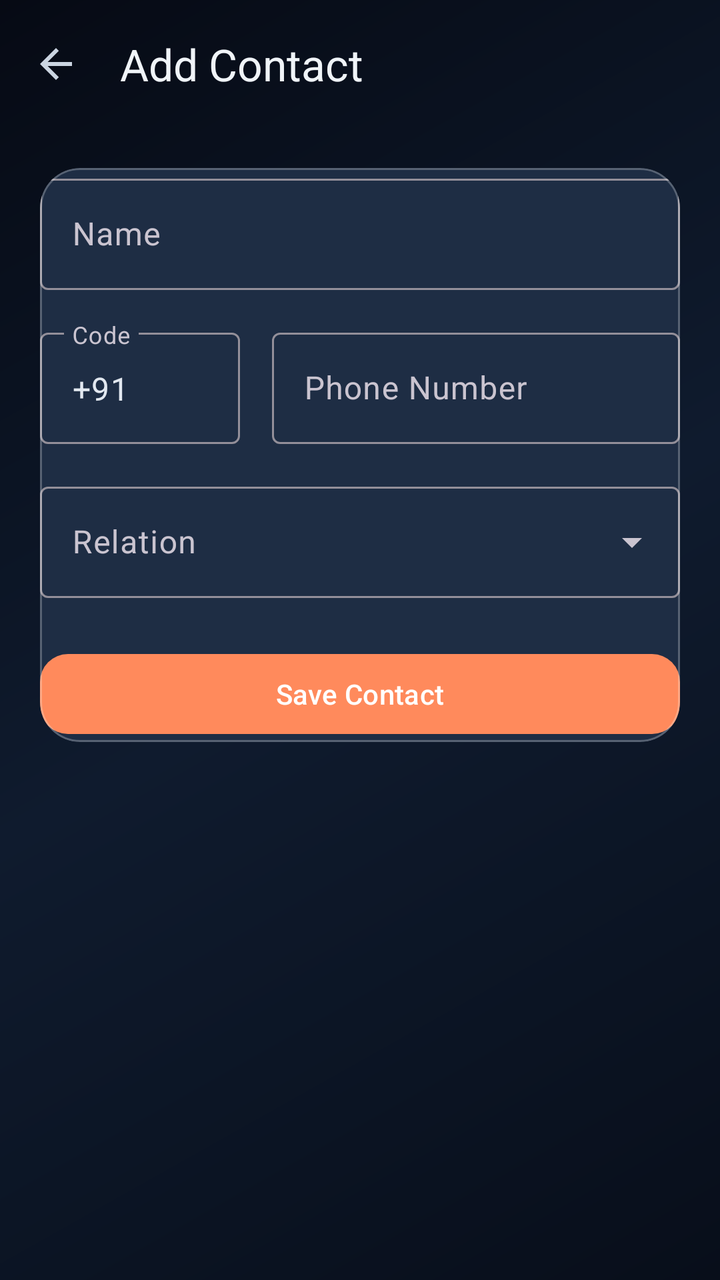
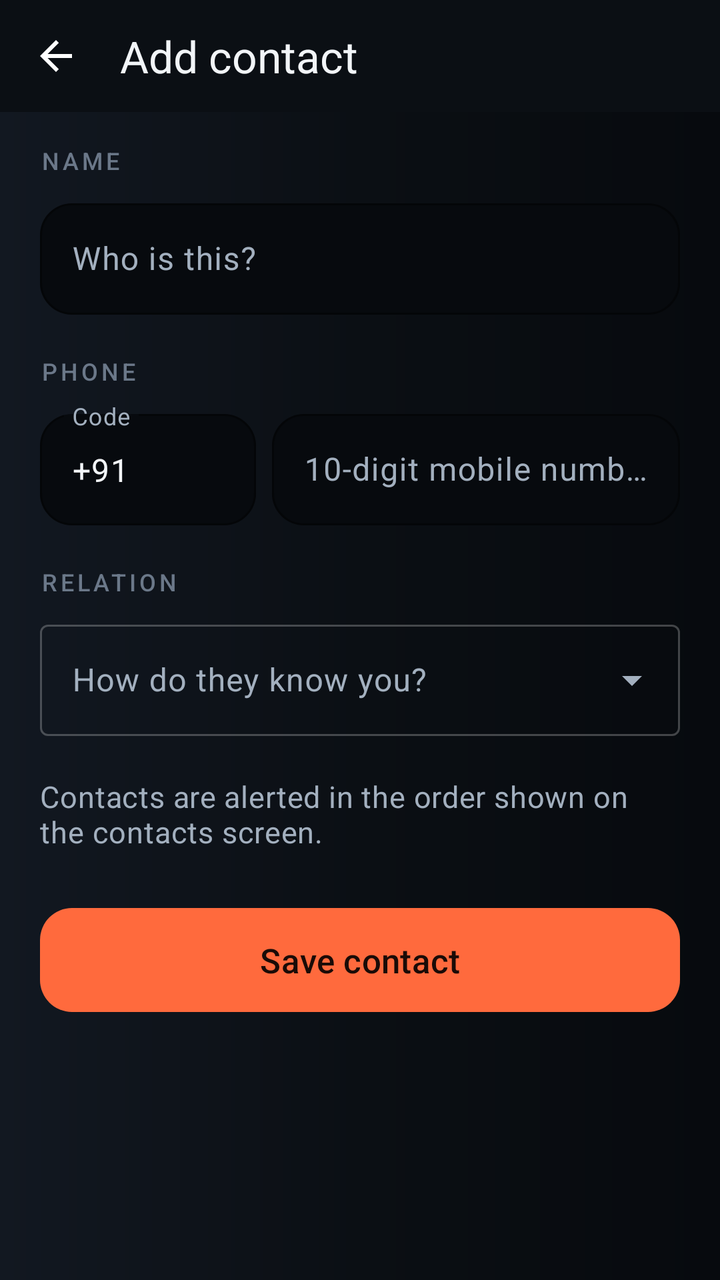

Two renders of the same Android screen: before a commit and after it. Below are the layout's source before the change and the commit's diff.
<!-- AndroidManifest.xml: activity theme Theme.RakshaSetu -->
<!-- res/layout/activity_add_contact.xml -->
<?xml version="1.0" encoding="utf-8"?>
<LinearLayout xmlns:android="http://schemas.android.com/apk/res/android"
    xmlns:app="http://schemas.android.com/apk/res-auto"
    android:layout_width="match_parent"
    android:layout_height="match_parent"
    android:orientation="vertical"
    android:background="@drawable/bg_gradient_dark">

    <com.google.android.material.appbar.MaterialToolbar
        android:id="@+id/toolbar"
        android:layout_width="match_parent"
        android:layout_height="?attr/actionBarSize"
        android:background="@android:color/transparent"
        app:title="Add Contact"
        app:titleTextColor="@color/text_primary"
        app:navigationIcon="@drawable/ic_back"
        app:navigationIconTint="@color/text_glass" />

    <ScrollView
        android:layout_width="match_parent"
        android:layout_height="match_parent"
        android:clipToPadding="false">

        <LinearLayout
            android:layout_width="match_parent"
            android:layout_height="wrap_content"
            android:orientation="vertical"
            android:padding="20dp">

            <com.google.android.material.card.MaterialCardView
                android:layout_width="match_parent"
                android:layout_height="wrap_content"
                app:cardCornerRadius="20dp"
                app:cardElevation="0dp"
                app:cardBackgroundColor="@color/glass_card_solid"
                app:strokeColor="@color/glass_border"
                app:strokeWidth="1dp"
                android:padding="20dp">

                <LinearLayout
                    android:layout_width="match_parent"
                    android:layout_height="wrap_content"
                    android:orientation="vertical">

                    <com.google.android.material.textfield.TextInputLayout
                        android:layout_width="match_parent"
                        android:layout_height="wrap_content"
                        android:hint="Name"
                        style="@style/Widget.Material3.TextInputLayout.OutlinedBox">

                        <com.google.android.material.textfield.TextInputEditText
                            android:id="@+id/etName"
                            android:layout_width="match_parent"
                            android:layout_height="wrap_content"
                            android:inputType="textPersonName" />
                    </com.google.android.material.textfield.TextInputLayout>

                    <LinearLayout
                        android:layout_width="match_parent"
                        android:layout_height="wrap_content"
                        android:orientation="horizontal"
                        android:layout_marginTop="16dp">

                        <com.google.android.material.textfield.TextInputLayout
                            android:layout_width="100dp"
                            android:layout_height="wrap_content"
                            android:hint="Code"
                            style="@style/Widget.Material3.TextInputLayout.OutlinedBox">

                            <com.google.android.material.textfield.TextInputEditText
                                android:id="@+id/etCountryCode"
                                android:layout_width="match_parent"
                                android:layout_height="wrap_content"
                                android:text="+91"
                                android:inputType="phone" />
                        </com.google.android.material.textfield.TextInputLayout>

                        <com.google.android.material.textfield.TextInputLayout
                            android:layout_width="0dp"
                            android:layout_height="wrap_content"
                            android:layout_weight="1"
                            android:hint="Phone Number"
                            android:layout_marginStart="16dp"
                            style="@style/Widget.Material3.TextInputLayout.OutlinedBox">

                            <com.google.android.material.textfield.TextInputEditText
                                android:id="@+id/etPhone"
                                android:layout_width="match_parent"
                                android:layout_height="wrap_content"
                                android:inputType="phone" />
                        </com.google.android.material.textfield.TextInputLayout>
                    </LinearLayout>

                    <com.google.android.material.textfield.TextInputLayout
                        android:layout_width="match_parent"
                        android:layout_height="wrap_content"
                        android:hint="Relation"
                        android:layout_marginTop="16dp"
                        style="@style/Widget.Material3.TextInputLayout.OutlinedBox.ExposedDropdownMenu">

                        <AutoCompleteTextView
                            android:id="@+id/dropdownRelation"
                            android:layout_width="match_parent"
                            android:layout_height="wrap_content"
                            android:inputType="none" />
                    </com.google.android.material.textfield.TextInputLayout>

                    <com.google.android.material.textfield.TextInputLayout
                        android:id="@+id/layoutCustomRelation"
                        android:layout_width="match_parent"
                        android:layout_height="wrap_content"
                        android:hint="Custom Relation"
                        android:layout_marginTop="16dp"
                        android:visibility="gone"
                        style="@style/Widget.Material3.TextInputLayout.OutlinedBox">

                        <com.google.android.material.textfield.TextInputEditText
                            android:id="@+id/etCustomRelation"
                            android:layout_width="match_parent"
                            android:layout_height="wrap_content"
                            android:inputType="text" />
                    </com.google.android.material.textfield.TextInputLayout>

                    <com.google.android.material.button.MaterialButton
                        android:id="@+id/btnSave"
                        android:layout_width="match_parent"
                        android:layout_height="48dp"
                        android:text="Save Contact"
                        android:textColor="@android:color/white"
                        android:layout_marginTop="24dp"
                        app:cornerRadius="14dp" />
                </LinearLayout>
            </com.google.android.material.card.MaterialCardView>
        </LinearLayout>
    </ScrollView>
</LinearLayout>
<!-- resources referenced by this layout -->
<resources>
  <color name="glass_border">#40FFFFFF</color>
  <color name="glass_card_solid">#1E2D44</color>
  <color name="text_glass">#CBD5E1</color>
  <color name="text_primary">#F0F4F8</color>
  <!-- drawable bg_gradient_dark (drawable) -->
  <?xml version="1.0" encoding="utf-8"?>
  <shape xmlns:android="http://schemas.android.com/apk/res/android"
      android:shape="rectangle">
      <gradient
          android:type="linear"
          android:angle="135"
          android:startColor="@color/background_gradient_start"
          android:centerColor="@color/background_gradient_mid"
          android:endColor="@color/background_gradient_end" />
  </shape>
  <style name="Theme.RakshaSetu" parent="Theme.Material3.Dark.NoActionBar">
          <item name="colorPrimary">@color/md_theme_primary</item>
          <item name="colorPrimaryDark">@color/primary_dark</item>
          <item name="colorAccent">@color/accent</item>
          <item name="android:windowBackground">@color/background</item>
          <item name="android:statusBarColor">@android:color/transparent</item>
          <item name="android:navigationBarColor">@android:color/transparent</item>
          <item name="android:windowDrawsSystemBarBackgrounds">true</item>
          <item name="android:windowTranslucentStatus">false</item>
          <item name="colorOnPrimary">@color/md_theme_onPrimary</item>
          <item name="colorSecondary">@color/md_theme_secondary</item>
          <item name="colorOnSecondary">@color/md_theme_onSecondary</item>
          <item name="android:colorBackground">@color/md_theme_background</item>
          <item name="colorSurface">@color/md_theme_surface</item>
          <item name="colorOnSurface">@color/md_theme_onSurface</item>
      </style>
  <color name="background_gradient_start">#080E1A</color>
  <color name="background_gradient_mid">#0F1B2E</color>
  <color name="background_gradient_end">#060A14</color>
  <color name="md_theme_primary">#FF8A5C</color>
  <color name="primary_dark">#E55A25</color>
  <color name="accent">#FFD166</color>
  <color name="background">#080E1A</color>
  <color name="md_theme_onPrimary">#FFFFFF</color>
  <color name="md_theme_secondary">#C4A882</color>
  <color name="md_theme_onSecondary">#2B1A00</color>
  <color name="md_theme_background">#080E1A</color>
  <color name="md_theme_surface">#1E2D44</color>
  <color name="md_theme_onSurface">#E2E8F0</color>
  <!-- unchanged entries left out for length: 1 -->
</resources>

<!-- the commit's change to res/layout/activity_add_contact.xml (unified diff, before → after) -->
@@ -1,136 +1,164 @@
 <?xml version="1.0" encoding="utf-8"?>
 <LinearLayout xmlns:android="http://schemas.android.com/apk/res/android"
     xmlns:app="http://schemas.android.com/apk/res-auto"
+    android:id="@+id/root"
     android:layout_width="match_parent"
     android:layout_height="match_parent"
-    android:orientation="vertical"
-    android:background="@drawable/bg_gradient_dark">
+    android:background="@drawable/bg_gradient_dark"
+    android:orientation="vertical">
 
     <com.google.android.material.appbar.MaterialToolbar
         android:id="@+id/toolbar"
+        style="@style/Widget.RS.Toolbar"
         android:layout_width="match_parent"
-        android:layout_height="?attr/actionBarSize"
-        android:background="@android:color/transparent"
-        app:title="Add Contact"
-        app:titleTextColor="@color/text_primary"
+        android:layout_height="@dimen/toolbar_height"
         app:navigationIcon="@drawable/ic_back"
-        app:navigationIconTint="@color/text_glass" />
+        app:title="Add contact" />
 
     <ScrollView
         android:layout_width="match_parent"
-        android:layout_height="match_parent"
-        android:clipToPadding="false">
+        android:layout_height="match_parent">
 
         <LinearLayout
             android:layout_width="match_parent"
             android:layout_height="wrap_content"
             android:orientation="vertical"
-            android:padding="20dp">
+            android:paddingHorizontal="@dimen/gutter"
+            android:paddingBottom="@dimen/space_8">
 
-            <com.google.android.material.card.MaterialCardView
+            
+            <TextView
                 android:layout_width="match_parent"
                 android:layout_height="wrap_content"
-                app:cardCornerRadius="20dp"
-                app:cardElevation="0dp"
-                app:cardBackgroundColor="@color/glass_card_solid"
-                app:strokeColor="@color/glass_border"
-                app:strokeWidth="1dp"
-                android:padding="20dp">
+                android:layout_marginTop="@dimen/space_4"
+                android:text="Name"
+                android:textAppearance="@style/TextAppearance.RS.Eyebrow" />
 
-                <LinearLayout
+            <com.google.android.material.textfield.TextInputLayout
+                style="@style/Widget.RS.TextField"
+                android:layout_width="match_parent"
+                android:layout_height="wrap_content"
+                android:layout_marginTop="@dimen/space_2"
+                android:hint="Who is this?">
+
+                <com.google.android.material.textfield.TextInputEditText
+                    android:id="@+id/etName"
                     android:layout_width="match_parent"
                     android:layout_height="wrap_content"
-                    android:orientation="vertical">
+                    android:inputType="textPersonName|textCapWords"
+                    android:textColor="@color/text_primary" />
+            </com.google.android.material.textfield.TextInputLayout>
 
-                    <com.google.android.material.textfield.TextInputLayout
+            <TextView
+                android:layout_width="match_parent"
+                android:layout_height="wrap_content"
+                android:layout_marginTop="@dimen/space_5"
+                android:text="Phone"
+                android:textAppearance="@style/TextAppearance.RS.Eyebrow" />
+
+            <LinearLayout
+                android:layout_width="match_parent"
+                android:layout_height="wrap_content"
+                android:layout_marginTop="@dimen/space_2"
+                android:orientation="horizontal">
+
+                <com.google.android.material.textfield.TextInputLayout
+                    style="@style/Widget.RS.TextField"
+                    android:layout_width="108dp"
+                    android:layout_height="wrap_content"
+                    android:hint="Code">
+
+                    <com.google.android.material.textfield.TextInputEditText
+                        android:id="@+id/etCountryCode"
                         android:layout_width="match_parent"
                         android:layout_height="wrap_content"
-                        android:hint="Name"
-                        style="@style/Widget.Material3.TextInputLayout.OutlinedBox">
+                        android:inputType="phone"
+                        android:text="@string/default_country_code"
+                        android:textColor="@color/text_primary" />
+                </com.google.android.material.textfield.TextInputLayout>
 
-                        <com.google.android.material.textfield.TextInputEditText
-                            android:id="@+id/etName"
-                            android:layout_width="match_parent"
-                            android:layout_height="wrap_content"
-                            android:inputType="textPersonName" />
-                    </com.google.android.material.textfield.TextInputLayout>
+                <com.google.android.material.textfield.TextInputLayout
+                    style="@style/Widget.RS.TextField"
+                    android:layout_width="0dp"
+                    android:layout_height="wrap_content"
+                    android:layout_marginStart="@dimen/space_2"
+                    android:layout_weight="1"
+                    android:hint="10-digit mobile number">
 
-                    <LinearLayout
+                    <com.google.android.material.textfield.TextInputEditText
+                        android:id="@+id/etPhone"
                         android:layout_width="match_parent"
                         android:layout_height="wrap_content"
-                        android:orientation="horizontal"
-                        android:layout_marginTop="16dp">
+                        android:inputType="phone"
+                        android:textColor="@color/text_primary" />
+                </com.google.android.material.textfield.TextInputLayout>
+            </LinearLayout>
 
-                        <com.google.android.material.textfield.TextInputLayout
-                            android:layout_width="100dp"
-                            android:layout_height="wrap_content"
-                            android:hint="Code"
-                            style="@style/Widget.Material3.TextInputLayout.OutlinedBox">
+            <TextView
+                android:layout_width="match_parent"
+                android:layout_height="wrap_content"
+                android:layout_marginTop="@dimen/space_5"
+                android:text="Relation"
+                android:textAppearance="@style/TextAppearance.RS.Eyebrow" />
 
-                            <com.google.android.material.textfield.TextInputEditText
-                                android:id="@+id/etCountryCode"
-                                android:layout_width="match_parent"
-                                android:layout_height="wrap_content"
-                                android:text="+91"
-                                android:inputType="phone" />
-                        </com.google.android.material.textfield.TextInputLayout>
+            <com.google.android.material.textfield.TextInputLayout
+                style="@style/Widget.Material3.TextInputLayout.OutlinedBox.ExposedDropdownMenu"
+                android:layout_width="match_parent"
+                android:layout_height="wrap_content"
+                android:layout_marginTop="@dimen/space_2"
+                android:hint="How do they know you?">
 
-                        <com.google.android.material.textfield.TextInputLayout
-                            android:layout_width="0dp"
-                            android:layout_height="wrap_content"
-                            android:layout_weight="1"
-                            android:hint="Phone Number"
-                            android:layout_marginStart="16dp"
-                            style="@style/Widget.Material3.TextInputLayout.OutlinedBox">
+                <AutoCompleteTextView
+                    android:id="@+id/dropdownRelation"
+                    android:layout_width="match_parent"
+                    android:layout_height="wrap_content"
+                    android:inputType="none"
+                    android:textColor="@color/text_primary" />
+            </com.google.android.material.textfield.TextInputLayout>
 
-                            <com.google.android.material.textfield.TextInputEditText
-                                android:id="@+id/etPhone"
-                                android:layout_width="match_parent"
-                                android:layout_height="wrap_content"
-                                android:inputType="phone" />
-                        </com.google.android.material.textfield.TextInputLayout>
-                    </LinearLayout>
+            <LinearLayout
+                android:id="@+id/layoutCustomRelation"
+                android:layout_width="match_parent"
+                android:layout_height="wrap_content"
+                android:layout_marginTop="@dimen/space_4"
+                android:orientation="vertical"
+                android:visibility="gone">
 
-                    <com.google.android.material.textfield.TextInputLayout
+                <TextView
+                    android:layout_width="match_parent"
+                    android:layout_height="wrap_content"
+                    android:text="Specify the relation"
+                    android:textAppearance="@style/TextAppearance.RS.Eyebrow" />
+
+                <com.google.android.material.textfield.TextInputLayout
+                    style="@style/Widget.RS.TextField"
+                    android:layout_width="match_parent"
+                    android:layout_height="wrap_content"
+                    android:layout_marginTop="@dimen/space_2">
+
+                    <com.google.android.material.textfield.TextInputEditText
+                        android:id="@+id/etCustomRelation"
                         android:layout_width="match_parent"
                         android:layout_height="wrap_content"
-                        android:hint="Relation"
-                        android:layout_marginTop="16dp"
-                        style="@style/Widget.Material3.TextInputLayout.OutlinedBox.ExposedDropdownMenu">
+                        android:inputType="textCapWords"
+                        android:textColor="@color/text_primary" />
+                </com.google.android.material.textfield.TextInputLayout>
+            </LinearLayout>
 
-                        <AutoCompleteTextView
-                            android:id="@+id/dropdownRelation"
-                            android:layout_width="match_parent"
-                            android:layout_height="wrap_content"
-                            android:inputType="none" />
-                    </com.google.android.material.textfield.TextInputLayout>
+            <TextView
+                android:layout_width="match_parent"
+                android:layout_height="wrap_content"
+                android:layout_marginTop="@dimen/space_5"
+                android:text="Contacts are alerted in the order shown on the contacts screen."
+                android:textAppearance="@style/TextAppearance.RS.Body" />
 
-                    <com.google.android.material.textfield.TextInputLayout
-                        android:id="@+id/layoutCustomRelation"
-                        android:layout_width="match_parent"
-                        android:layout_height="wrap_content"
-                        android:hint="Custom Relation"
-                        android:layout_marginTop="16dp"
-                        android:visibility="gone"
-                        style="@style/Widget.Material3.TextInputLayout.OutlinedBox">
-
-                        <com.google.android.material.textfield.TextInputEditText
-                            android:id="@+id/etCustomRelation"
-                            android:layout_width="match_parent"
-                            android:layout_height="wrap_content"
-                            android:inputType="text" />
-                    </com.google.android.material.textfield.TextInputLayout>
-
-                    <com.google.android.material.button.MaterialButton
-                        android:id="@+id/btnSave"
-                        android:layout_width="match_parent"
-                        android:layout_height="48dp"
-                        android:text="Save Contact"
-                        android:textColor="@android:color/white"
-                        android:layout_marginTop="24dp"
-                        app:cornerRadius="14dp" />
-                </LinearLayout>
-            </com.google.android.material.card.MaterialCardView>
+            <com.google.android.material.button.MaterialButton
+                android:id="@+id/btnSave"
+                style="@style/Widget.RS.Button.Primary"
+                android:layout_width="match_parent"
+                android:layout_height="wrap_content"
+                android:layout_marginTop="@dimen/space_6"
+                android:text="Save contact" />
         </LinearLayout>
     </ScrollView>
 </LinearLayout>
<!-- resource entries referenced after the edit -->
@@ -1,49 +1,102 @@
 <!-- resources referenced by this layout -->
 <resources>
-  <color name="glass_border">#40FFFFFF</color>
-  <color name="glass_card_solid">#1E2D44</color>
-  <color name="text_glass">#CBD5E1</color>
-  <color name="text_primary">#F0F4F8</color>
+  <color name="text_primary">#F2F5F8</color>
+  <dimen name="gutter">20dp</dimen>
+  <dimen name="space_2">8dp</dimen>
+  <dimen name="space_4">16dp</dimen>
+  <dimen name="space_5">20dp</dimen>
+  <dimen name="space_6">24dp</dimen>
+  <dimen name="space_8">32dp</dimen>
+  <dimen name="toolbar_height">56dp</dimen>
   <!-- drawable bg_gradient_dark (drawable) -->
   <?xml version="1.0" encoding="utf-8"?>
   <shape xmlns:android="http://schemas.android.com/apk/res/android"
       android:shape="rectangle">
       <gradient
           android:type="linear"
-          android:angle="135"
-          android:startColor="@color/background_gradient_start"
-          android:centerColor="@color/background_gradient_mid"
-          android:endColor="@color/background_gradient_end" />
+          android:angle="180"
+          android:startColor="@color/surface_sunken"
+          android:centerColor="@color/surface_base"
+          android:endColor="@color/surface_raised" />
   </shape>
+  <string name="default_country_code">+91</string>
+  <style name="TextAppearance.RS.Body" parent="TextAppearance.Material3.BodyMedium">
+          <item name="android:textSize">@dimen/type_body</item>
+          <item name="android:textColor">@color/text_secondary</item>
+          <item name="android:lineSpacingMultiplier">1.25</item>
+      </style>
+  <style name="TextAppearance.RS.Eyebrow" parent="TextAppearance.Material3.LabelSmall">
+          <item name="android:textSize">@dimen/type_label</item>
+          <item name="android:textColor">@color/text_muted</item>
+          <item name="android:fontFamily">sans-serif-medium</item>
+          <item name="android:textAllCaps">true</item>
+          <item name="android:letterSpacing">0.14</item>
+      </style>
+  <style name="Widget.RS.Button.Primary" parent="Widget.Material3.Button">
+          <item name="android:minHeight">@dimen/cta_height</item>
+          <item name="android:textSize">@dimen/type_h3</item>
+          <item name="android:textColor">@color/text_on_accent</item>
+          <item name="android:textAllCaps">false</item>
+          <item name="android:fontFamily">sans-serif-medium</item>
+          <item name="backgroundTint">@color/accent</item>
+          <item name="cornerRadius">@dimen/radius_control</item>
+          <item name="rippleColor">@color/ripple_light</item>
+      </style>
+  <style name="Widget.RS.TextField" parent="Widget.Material3.TextInputLayout.OutlinedBox">
+          <item name="boxBackgroundColor">@color/surface_sunken</item>
+          <item name="boxStrokeColor">@color/accent</item>
+          <item name="boxStrokeWidth">1dp</item>
+          <item name="boxCornerRadiusTopStart">@dimen/radius_control</item>
+          <item name="boxCornerRadiusTopEnd">@dimen/radius_control</item>
+          <item name="boxCornerRadiusBottomStart">@dimen/radius_control</item>
+          <item name="boxCornerRadiusBottomEnd">@dimen/radius_control</item>
+          <item name="hintTextColor">@color/text_muted</item>
+      </style>
+  <style name="Widget.RS.Toolbar" parent="Widget.Material3.Toolbar">
+          <item name="android:background">@color/surface_base</item>
+          <item name="titleTextColor">@color/text_primary</item>
+          <item name="subtitleTextColor">@color/text_muted</item>
+      </style>
   <style name="Theme.RakshaSetu" parent="Theme.Material3.Dark.NoActionBar">
-          <item name="colorPrimary">@color/md_theme_primary</item>
-          <item name="colorPrimaryDark">@color/primary_dark</item>
-          <item name="colorAccent">@color/accent</item>
-          <item name="android:windowBackground">@color/background</item>
+          <item name="colorPrimary">@color/accent</item>
+          <item name="colorOnPrimary">@color/text_on_accent</item>
+          <item name="colorPrimaryContainer">@color/accent_muted</item>
+          <item name="colorOnPrimaryContainer">@color/accent</item>
+          <item name="colorSecondary">@color/data_text</item>
+          <item name="colorOnSecondary">@color/surface_base</item>
+          <item name="colorError">@color/sos_button</item>
+          <item name="android:colorBackground">@color/surface_base</item>
+          <item name="colorSurface">@color/surface_raised</item>
+          <item name="colorOnSurface">@color/text_primary</item>
+          <item name="colorSurfaceVariant">@color/surface_overlay</item>
+          <item name="colorOnSurfaceVariant">@color/text_secondary</item>
+          <item name="colorOutline">@color/hairline_strong</item>
+          <item name="android:windowBackground">@drawable/bg_gradient_dark</item>
           <item name="android:statusBarColor">@android:color/transparent</item>
           <item name="android:navigationBarColor">@android:color/transparent</item>
           <item name="android:windowDrawsSystemBarBackgrounds">true</item>
-          <item name="android:windowTranslucentStatus">false</item>
-          <item name="colorOnPrimary">@color/md_theme_onPrimary</item>
-          <item name="colorSecondary">@color/md_theme_secondary</item>
-          <item name="colorOnSecondary">@color/md_theme_onSecondary</item>
-          <item name="android:colorBackground">@color/md_theme_background</item>
-          <item name="colorSurface">@color/md_theme_surface</item>
-          <item name="colorOnSurface">@color/md_theme_onSurface</item>
+          <item name="android:textColorPrimary">@color/text_primary</item>
+          <item name="android:textColorSecondary">@color/text_secondary</item>
+          <item name="android:textColorHint">@color/text_muted</item>
       </style>
-  <color name="background_gradient_start">#080E1A</color>
-  <color name="background_gradient_mid">#0F1B2E</color>
-  <color name="background_gradient_end">#060A14</color>
-  <color name="md_theme_primary">#FF8A5C</color>
-  <color name="primary_dark">#E55A25</color>
-  <color name="accent">#FFD166</color>
-  <color name="background">#080E1A</color>
-  <color name="md_theme_onPrimary">#FFFFFF</color>
-  <color name="md_theme_secondary">#C4A882</color>
-  <color name="md_theme_onSecondary">#2B1A00</color>
-  <color name="md_theme_background">#080E1A</color>
-  <color name="md_theme_surface">#1E2D44</color>
-  <color name="md_theme_onSurface">#E2E8F0</color>
+  <color name="surface_sunken">#070A0E</color>
+  <color name="surface_base">#0B0F14</color>
+  <color name="surface_raised">#121821</color>
+  <dimen name="type_body">15sp</dimen>
+  <color name="text_secondary">#A3B0BF</color>
+  <dimen name="type_label">12sp</dimen>
+  <color name="text_muted">#6B7889</color>
+  <dimen name="cta_height">60dp</dimen>
+  <dimen name="type_h3">17sp</dimen>
+  <color name="text_on_accent">#1A0B07</color>
+  <color name="accent">#FF6A3D</color>
+  <dimen name="radius_control">16dp</dimen>
+  <color name="ripple_light">#1FFFFFFF</color>
+  <color name="accent_muted">#33205A38</color>
+  <color name="data_text">#8FA3BC</color>
+  <color name="sos_button">#E23D2E</color>
+  <color name="surface_overlay">#18202B</color>
+  <color name="hairline_strong">#3DFFFFFF</color>
   <!-- unchanged entries left out for length: 1 -->
 </resources>
 
